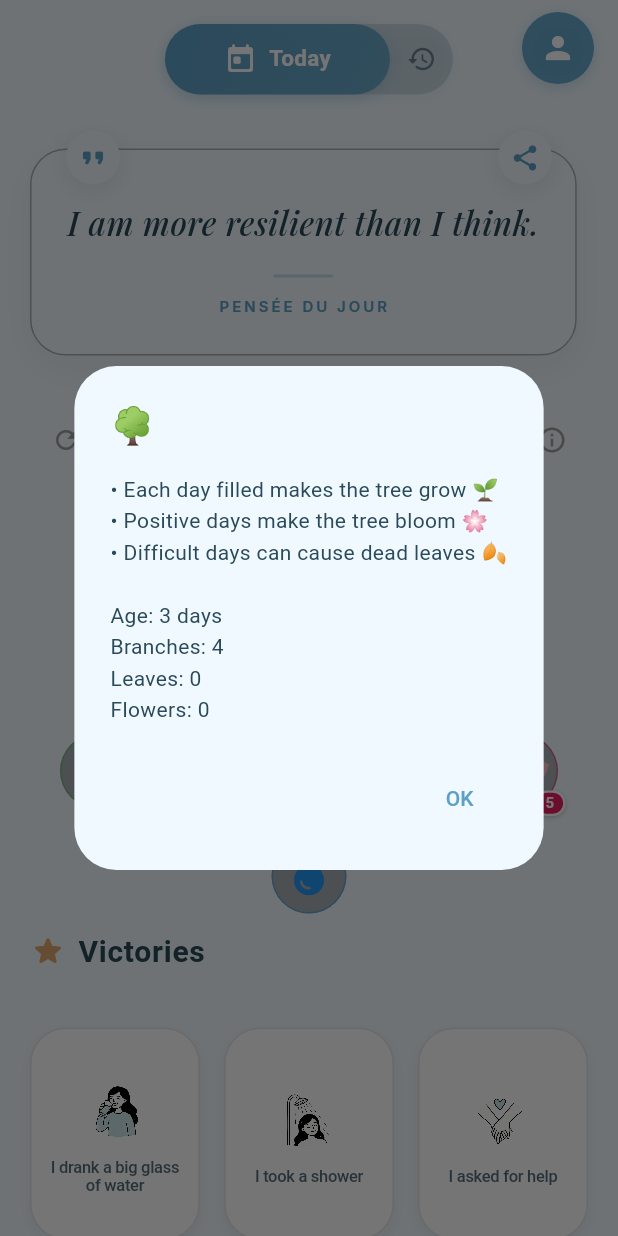
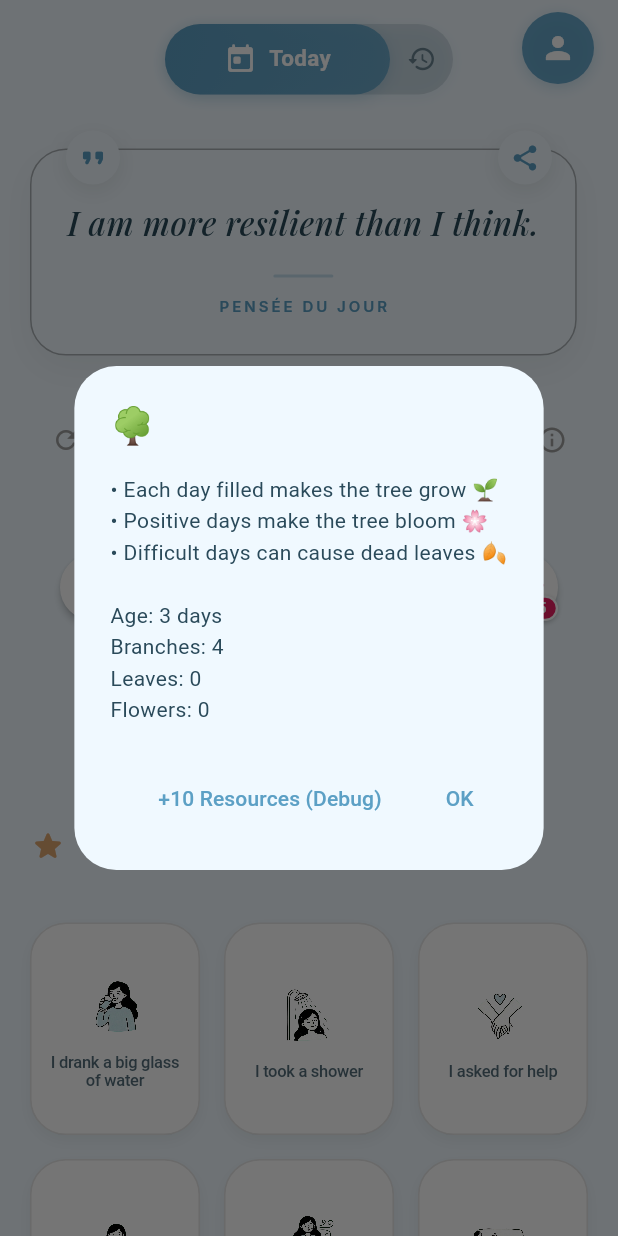
Before and after one commit to rachiddaoud/silva, a Flutter app: the HomeScreen screen opened directly with empty values, after a tap on the "info outline" icon, on a phone screen of 412 x 824 dp. Run offline on Flutter 3.47's test engine with Material 3 defaults, Android fonts, the phone set to English and light mode, and no system bars; our stand-ins replace audioplayers, cloud_firestore, firebase_auth, firebase_core, flutter_local_notifications, google_fonts and 4 more; accounts and stored records are empty; network calls fail.

Commit message:
feat: Update cooldown checks to milliseconds, redesign action buttons with emojis, and add debug logging and resource options.

```diff
--- a/lib/models/tree_resources.dart
+++ b/lib/models/tree_resources.dart
@@ -40,7 +40,7 @@ class TreeResources {
   bool canWater() {
     if (lastWatered == null) return true;
     final now = DateTime.now();
-    return now.difference(lastWatered!).inSeconds >= 5;
+    return now.difference(lastWatered!).inMilliseconds >= 5000;
   }
 
   /// Check if flower can be used (5 seconds cooldown)
@@ -48,7 +48,7 @@ class TreeResources {
     if (flowerCount <= 0) return false;
     if (lastFlowerUsed == null) return true;
     final now = DateTime.now();
-    return now.difference(lastFlowerUsed!).inSeconds >= 5;
+    return now.difference(lastFlowerUsed!).inMilliseconds >= 5000;
   }
 
   /// Check if leaf can be used (5 seconds cooldown)
@@ -56,7 +56,7 @@ class TreeResources {
     if (leafCount <= 0) return false;
     if (lastLeafUsed == null) return true;
     final now = DateTime.now();
-    return now.difference(lastLeafUsed!).inSeconds >= 5;
+    return now.difference(lastLeafUsed!).inMilliseconds >= 5000;
   }
 
   /// Get remaining cooldown for water
--- a/lib/widgets/home_tree_widget.dart
+++ b/lib/widgets/home_tree_widget.dart
@@ -146,13 +146,18 @@ class _HomeTreeWidgetState extends State<HomeTreeWidget> {
   }
 
   void _handleLeafButton() {
+    debugPrint('🍃 Leaf button clicked');
     // Debug mode: always allow
     final canUse = _resources.canUseLeaf();
 
-    if (!canUse) return;
+    if (!canUse) {
+      debugPrint('❌ Leaf button disabled (cooldown or no resources)');
+      return;
+    }
 
     _handleAction(() async {
       _treeController.addLeaf();
+      debugPrint('✅ Leaf added to tree');
 
       // Get actual position of the added leaf
       final leafPos = _treeController.getLastLeafPosition(250.0);
@@ -171,12 +176,17 @@ class _HomeTreeWidgetState extends State<HomeTreeWidget> {
   }
 
   void _handleWaterButton() {
+    debugPrint('💧 Water button clicked');
     final canWater = _resources.canWater();
 
-    if (!canWater) return;
+    if (!canWater) {
+      debugPrint('❌ Water button disabled (cooldown)');
+      return;
+    }
 
     _handleAction(() async {
       _treeController.grow(); // Add +1 day of life
+      debugPrint('✅ Tree watered (Day added)');
 
       setState(() {
         _resources = _resources.copyWith(lastWatered: DateTime.now());
@@ -185,12 +195,17 @@ class _HomeTreeWidgetState extends State<HomeTreeWidget> {
   }
 
   void _handleFlowerButton() {
+    debugPrint('🌸 Flower button clicked');
     final canUse = _resources.canUseFlower();
 
-    if (!canUse) return;
+    if (!canUse) {
+      debugPrint('❌ Flower button disabled (cooldown or no resources)');
+      return;
+    }
 
     _handleAction(() async {
       _treeController.addFlower();
+      debugPrint('✅ Flower added to tree');
 
       // Get actual position of the added flower
       final flowerPos = _treeController.getLastFlowerPosition(250.0);
@@ -247,11 +262,15 @@ class _HomeTreeWidgetState extends State<HomeTreeWidget> {
 
   /// Callback when a button cooldown finishes
   void _onCooldownFinished() {
-    if (mounted) {
-      setState(() {
-        // Just rebuild to refresh the 'isAvailable' state
-      });
-    }
+    // Add a small delay to ensure the cooldown time has definitely passed
+    // relative to the initial timestamp check.
+    Future.delayed(const Duration(milliseconds: 50), () {
+      if (mounted) {
+        setState(() {
+          // Just rebuild to refresh the 'isAvailable' state
+        });
+      }
+    });
   }
 
   @override
@@ -267,7 +286,7 @@ class _HomeTreeWidgetState extends State<HomeTreeWidget> {
     final currentFlowerCount = _resources.getCurrentFlowerCount();
 
     return SizedBox(
-      height: 350, // Increased height to accommodate bottom button
+      height: 280, // Reduced height to remove gap
       width: double.infinity,
       child: Stack(
         clipBehavior: Clip.none,
@@ -318,10 +337,10 @@ class _HomeTreeWidgetState extends State<HomeTreeWidget> {
 
           // Leaf Button (Left of Tree)
           Positioned(
-            bottom: 80,
+            top: 100,
             left: 20,
             child: CooldownButton(
-              imagePath: 'assets/tree/leaf.png',
+              emoji: '🍃',
               label: 'Leaf',
               count: _resources.leafCount,
               color: Colors.green,
@@ -335,10 +354,10 @@ class _HomeTreeWidgetState extends State<HomeTreeWidget> {
 
           // Flower Button (Right of Tree)
           Positioned(
-            bottom: 80,
+            top: 100,
             right: 20,
             child: CooldownButton(
-              imagePath: 'assets/tree/flower.png',
+              emoji: '🌸',
               label: 'Flower',
               count: currentFlowerCount,
               color: Colors.pink,
@@ -352,13 +371,12 @@ class _HomeTreeWidgetState extends State<HomeTreeWidget> {
 
           // Water Button (Below Tree)
           Positioned(
-            bottom: 10,
+            bottom: 30, // Moved up to be on the grass
             left: 0,
             right: 0,
             child: Center(
               child: CooldownButton(
-                imagePath: null, // Use icon for water
-                icon: Icons.water_drop,
+                emoji: '💧',
                 label: 'Water',
                 count: null,
                 color: Colors.blue,
@@ -404,6 +422,22 @@ class _HomeTreeWidgetState extends State<HomeTreeWidget> {
           ),
           actions: [
             TextButton(
+              onPressed: () {
+                setState(() {
+                  _resources = _resources.copyWith(
+                    leafCount: _resources.leafCount + 10,
+                    flowerCount: _resources.flowerCount + 10,
+                  );
+                });
+                _saveResources();
+                Navigator.pop(context);
+                ScaffoldMessenger.of(context).showSnackBar(
+                  const SnackBar(content: Text('Added 10 leaves and 10 flowers (Debug)')),
+                );
+              },
+              child: const Text('+10 Resources (Debug)'),
+            ),
+            TextButton(
               onPressed: () => Navigator.pop(context),
               child: const Text('OK'),
             ),
@@ -427,8 +461,7 @@ class SparkleData {
 }
 
 class CooldownButton extends StatelessWidget {
-  final String? imagePath;
-  final IconData? icon;
+  final String emoji;
   final String label;
   final int? count;
   final Color color;
@@ -440,8 +473,7 @@ class CooldownButton extends StatelessWidget {
 
   const CooldownButton({
     super.key,
-    this.imagePath,
-    this.icon,
+    required this.emoji,
     required this.label,
     required this.count,
     required this.color,
@@ -474,37 +506,45 @@ class CooldownButton extends StatelessWidget {
   }
 
   Widget _buildButtonContent(double progress) {
-    const double buttonSize = 50.0;
-    const double imageSize = 40.0; // Larger image
+    const double buttonSize = 45.0;
+    const double emojiSize = 24.0;
 
     return Stack(
-      clipBehavior: Clip.none, // Allow overflowing image and badge
+      clipBehavior: Clip.none,
       alignment: Alignment.center,
       children: [
-        // Main Button Background (Circle)
+        // Main Button Background (Flat Circle)
         Tooltip(
           message: label,
           child: Material(
-            color: Colors.black.withValues(alpha: 0.3), // Dark transparent interior
-            shape: CircleBorder(
-              side: BorderSide(
-                color: color.withValues(alpha: 0.5), // Subtle border
-                width: 1,
-              ),
-            ),
+            color: Colors.white,
+            elevation: 2,
+            shape: const CircleBorder(),
             child: InkWell(
-              onTap: isAvailable ? onTap : null,
+              onTap: isAvailable ? () {
+                debugPrint('🔘 CooldownButton tapped: $label');
+                onTap();
+              } : () {
+                debugPrint('🚫 CooldownButton tapped but disabled: $label');
+              },
               customBorder: const CircleBorder(),
               child: SizedBox(
                 width: buttonSize,
                 height: buttonSize,
                 child: Stack(
+                  alignment: Alignment.center,
                   children: [
+                    // Emoji
+                    Text(
+                      emoji,
+                      style: TextStyle(fontSize: emojiSize),
+                    ),
+
                     // Radial sweep overlay (only when on cooldown)
                     if (!isAvailable)
                       CustomPaint(
-                        size: const Size(buttonSize, buttonSize),
-                        painter: CooldownSweepPainter(progress: progress),
+                        size: Size(buttonSize, buttonSize),
+                        painter: CooldownSweepPainter(progress: progress, color: color),
                       ),
                   ],
                 ),
@@ -513,35 +553,11 @@ class CooldownButton extends StatelessWidget {
           ),
         ),
 
-        // Overflowing Image/Icon (Placed on top, ignoring hits if needed, but we want it to look part of button)
-        // Since it's on top of InkWell, we should wrap it in IgnorePointer so clicks go through to InkWell?
-        // Or wrap InkWell around everything?
-        // If we wrap InkWell around everything, the ripple will be square or large.
-        // Let's keep InkWell on the circle, and put Image on top.
-        // If Image is larger, clicks on the overflowing part won't trigger InkWell unless we expand InkWell.
-        // For now, let's assume user clicks the circle.
-        IgnorePointer(
-          child: Center(
-            child: imagePath != null
-                ? Image.asset(
-                    imagePath!,
-                    width: imageSize,
-                    height: imageSize,
-                    fit: BoxFit.contain,
-                  )
-                : Icon(
-                    icon ?? Icons.help,
-                    color: color, // Use button color for icon
-                    size: 30,
-                  ),
-          ),
-        ),
-
         // Count badge (Bottom Right)
         if (count != null)
           Positioned(
-            bottom: -5,
-            right: -5,
+            bottom: 0,
+            right: 0,
             child: Container(
               padding: const EdgeInsets.symmetric(horizontal: 6, vertical: 2),
               constraints: const BoxConstraints(minWidth: 18),
@@ -577,8 +593,9 @@ class CooldownButton extends StatelessWidget {
 /// Custom painter for RPG-style radial sweep cooldown overlay
 class CooldownSweepPainter extends CustomPainter {
   final double progress; // 0.0 = full cooldown, 1.0 = ready
+  final Color color;
 
-  CooldownSweepPainter({required this.progress});
+  CooldownSweepPainter({required this.progress, required this.color});
 
   @override
   void paint(Canvas canvas, Size size) {
@@ -587,7 +604,7 @@ class CooldownSweepPainter extends CustomPainter {
 
     if (sweepAngle > 0) {
       final paint = Paint()
-        ..color = Colors.black.withValues(alpha: 0.6) // Semi-transparent dark overlay
+        ..color = Colors.white.withValues(alpha: 0.8) // Semi-transparent white overlay to "grey out"
         ..style = PaintingStyle.fill;
 
       final center = Offset(size.width / 2, size.height / 2);
@@ -609,6 +626,6 @@ class CooldownSweepPainter extends CustomPainter {
 
   @override
   bool shouldRepaint(CooldownSweepPainter oldDelegate) {
-    return oldDelegate.progress != progress;
+    return oldDelegate.progress != progress || oldDelegate.color != color;
   }
 }
```
